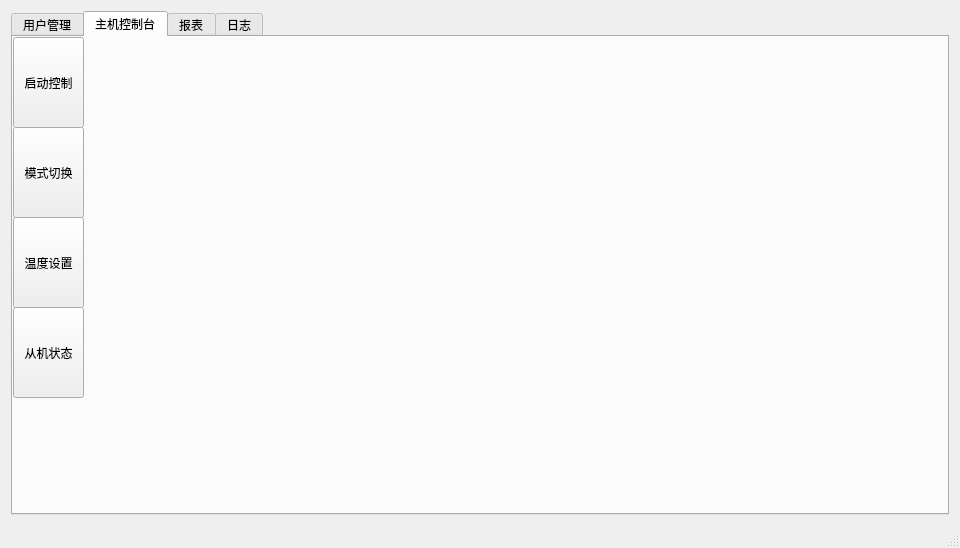
The window that master/mainwindow.ui (fengshenfeilian/airCondition) describes before a commit, drawn with Qt 5.
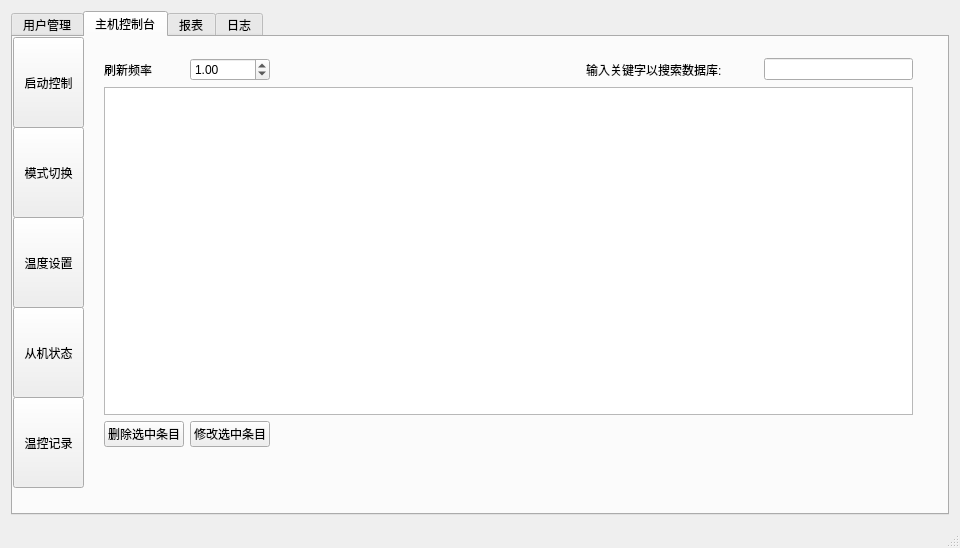
The same window after the commit. The open tabs and pages were chosen to show the change.

Patch:
```diff
--- a/master/mainwindow.ui
+++ b/master/mainwindow.ui
@@ -167,7 +167,7 @@
        <widget class="QStackedWidget" name="stackedWidget">
         <property name="geometry">
          <rect>
-          <x>90</x>
+          <x>80</x>
           <y>10</y>
           <width>831</width>
           <height>421</height>
@@ -290,7 +290,88 @@
           </layout>
          </widget>
         </widget>
-        <widget class="QWidget" name="page_4"/>
+        <widget class="QWidget" name="page_4">
+         <widget class="QWidget" name="gridLayoutWidget">
+          <property name="geometry">
+           <rect>
+            <x>0</x>
+            <y>0</y>
+            <width>831</width>
+            <height>411</height>
+           </rect>
+          </property>
+          <layout class="QGridLayout" name="gridLayout_3">
+           <item row="0" column="2">
+            <spacer name="horizontalSpacer">
+             <property name="orientation">
+              <enum>Qt::Horizontal</enum>
+             </property>
+             <property name="sizeHint" stdset="0">
+              <size>
+               <width>40</width>
+               <height>20</height>
+              </size>
+             </property>
+            </spacer>
+           </item>
+           <item row="0" column="1">
+            <widget class="QDoubleSpinBox" name="doubleSpinBox">
+             <property name="value">
+              <double>1.000000000000000</double>
+             </property>
+            </widget>
+           </item>
+           <item row="0" column="6">
+            <widget class="QLineEdit" name="lineEdit"/>
+           </item>
+           <item row="1" column="0" colspan="7">
+            <widget class="QTableView" name="slaveView"/>
+           </item>
+           <item row="2" column="0">
+            <widget class="QPushButton" name="pbDelSlave">
+             <property name="text">
+              <string>删除选中条目</string>
+             </property>
+            </widget>
+           </item>
+           <item row="2" column="1">
+            <widget class="QPushButton" name="pbUpdateSlave">
+             <property name="text">
+              <string>修改选中条目</string>
+             </property>
+            </widget>
+           </item>
+           <item row="0" column="0">
+            <widget class="QLabel" name="label_6">
+             <property name="text">
+              <string>刷新频率</string>
+             </property>
+            </widget>
+           </item>
+           <item row="0" column="4">
+            <widget class="QLabel" name="label_5">
+             <property name="text">
+              <string>输入关键字以搜索数据库:         </string>
+             </property>
+            </widget>
+           </item>
+           <item row="0" column="3">
+            <spacer name="horizontalSpacer_2">
+             <property name="orientation">
+              <enum>Qt::Horizontal</enum>
+             </property>
+             <property name="sizeHint" stdset="0">
+              <size>
+               <width>40</width>
+               <height>20</height>
+              </size>
+             </property>
+            </spacer>
+           </item>
+          </layout>
+         </widget>
+        </widget>
+        <widget class="QWidget" name="page_5"/>
        </widget>
        <widget class="QPushButton" name="mode_control">
         <property name="geometry">
@@ -305,6 +386,19 @@
          <string>模式切换</string>
         </property>
        </widget>
+       <widget class="QPushButton" name="pbNetRecord">
+        <property name="geometry">
+         <rect>
+          <x>0</x>
+          <y>360</y>
+          <width>71</width>
+          <height>91</height>
+         </rect>
+        </property>
+        <property name="text">
+         <string>温控记录</string>
+        </property>
+       </widget>
       </widget>
       <widget class="QWidget" name="tab_3">
        <attribute name="title">
```
Left out of the diff: 135 changed lines with no effect on the pictures.
